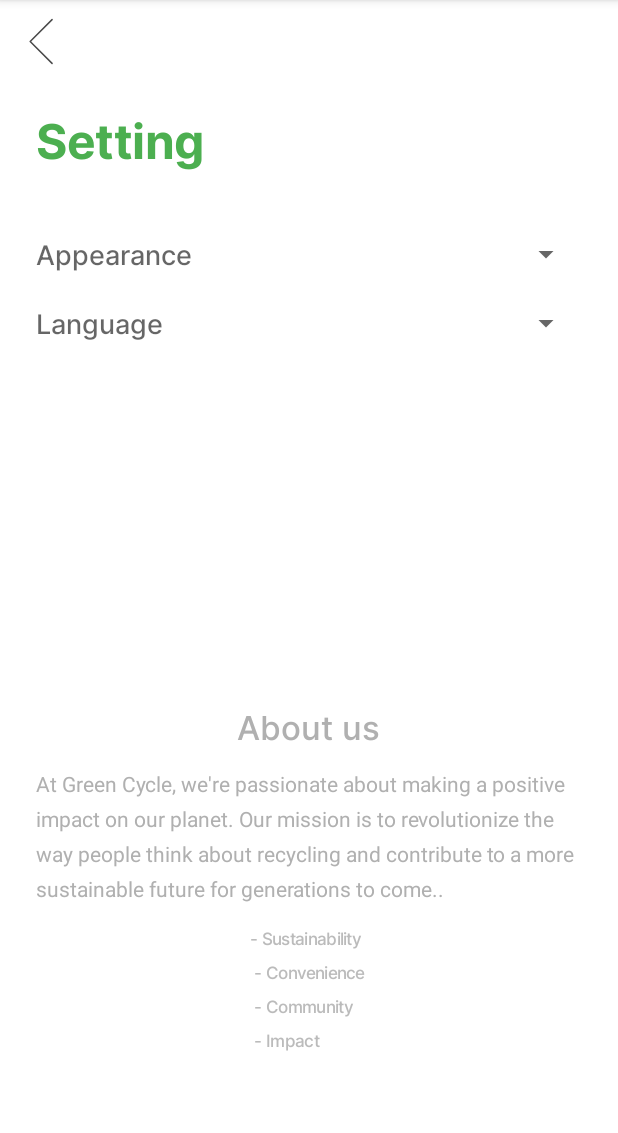
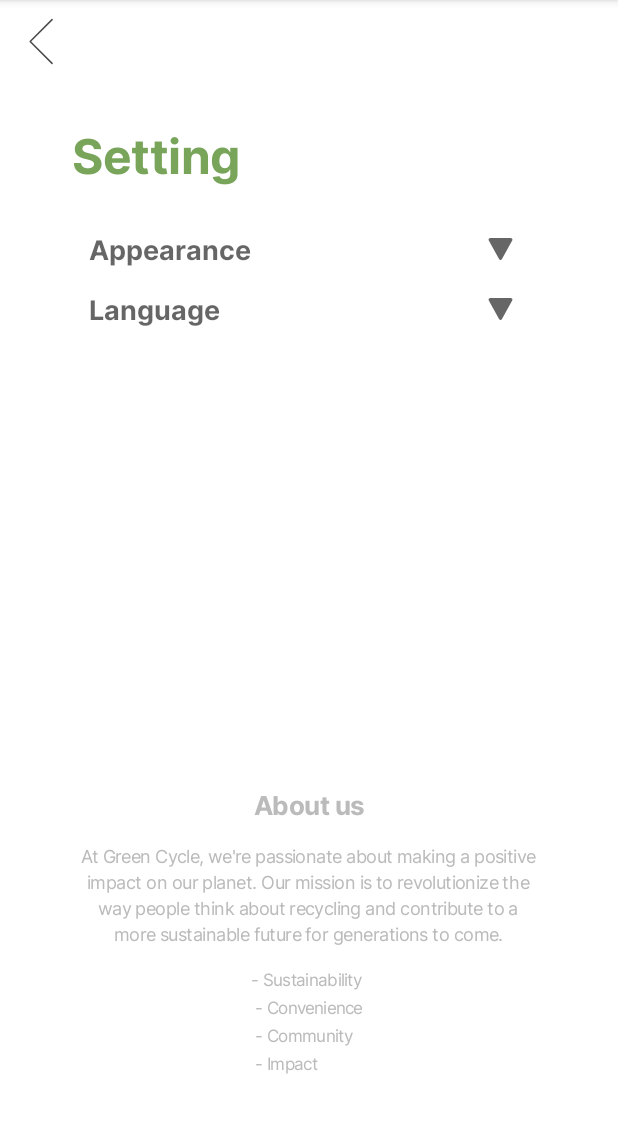
Before and after one commit to Etrella39/Recycling_App, an Android app: the SettingsActivity screen opened directly, with no data from a screen before it, on a phone screen of 412 x 824 dp, the part 84-1217 px from its top. Run offline under Robolectric (Android 15) with nearby library versions, the phone set to English and light mode, and no system bars.

Commit message:
Edit setting screen

```diff
--- a/app/build.gradle.kts
+++ b/app/build.gradle.kts
@@ -35,7 +35,7 @@ android {
         targetCompatibility = JavaVersion.VERSION_1_8
     }
     kotlinOptions {
-        jvmTarget = "1.8"
+        jvmTarget = "17"
     }
 
     buildFeatures {
--- a/app/src/main/java/com/example/recyclingapp/SetttigsActivity.kt
+++ b/app/src/main/java/com/example/recyclingapp/SetttigsActivity.kt
@@ -1,6 +1,7 @@
 package com.example.recyclingapp
 
 import android.os.Bundle
+import android.widget.Button
 import androidx.appcompat.app.AppCompatActivity
 import android.widget.Spinner
 
@@ -9,14 +10,22 @@ class SettingsActivity : AppCompatActivity() {
     private lateinit var screenModeSpinner: Spinner
     private lateinit var languageSpinner: Spinner
 
+    private lateinit var backButton: Button
+
     override fun onCreate(savedInstanceState: Bundle?) {
         super.onCreate(savedInstanceState)
         setContentView(R.layout.settings_screen)
 
 
-        screenModeSpinner = findViewById(R.id.my_spinner_screen_mode)
-        languageSpinner = findViewById(R.id.my_spinner_language)
+        backButton = findViewById(R.id.back_button)
 
+//        screenModeSpinner = findViewById(R.id.my_spinner_screen_mode)
+//        languageSpinner = findViewById(R.id.my_spinner_language)
+
+
+        backButton.setOnClickListener {
+            finish()
+        }
 
     }
 }
--- /dev/null
+++ b/app/src/main/res/drawable/setting_toggle_button.xml
@@ -0,0 +1,9 @@
+<vector xmlns:android="http://schemas.android.com/apk/res/android"
+    android:width="16dp"
+    android:height="13dp"
+    android:viewportWidth="16"
+    android:viewportHeight="13">
+  <path
+      android:pathData="M8.866,12.5C8.481,13.167 7.519,13.167 7.134,12.5L1.072,2C0.687,1.333 1.168,0.5 1.938,0.5L14.062,0.5C14.832,0.5 15.313,1.333 14.928,2L8.866,12.5Z"
+      android:fillColor="#666666"/>
+</vector>
--- a/app/src/main/res/layout/settings_screen.xml
+++ b/app/src/main/res/layout/settings_screen.xml
@@ -1,4 +1,5 @@
-<RelativeLayout xmlns:android="http://schemas.android.com/apk/res/android"
+<RelativeLayout
+    xmlns:android="http://schemas.android.com/apk/res/android"
     xmlns:tools="http://schemas.android.com/tools"
     android:layout_width="match_parent"
     android:layout_height="match_parent"
@@ -14,12 +15,10 @@
         android:layout_width="wrap_content"
         android:layout_height="wrap_content"
         android:text="@string/setting"
-        style="@style/setting_title"
-        android:textAppearance="@style/TextAppearance.AppCompat.Large"
+        android:textAppearance="@style/setting_title_style"
         android:fontFamily="@font/interbold"
-        android:textColor="#4CAF50"
-        android:layout_marginTop="70dp"
-        android:layout_marginStart="24dp" />
+        android:layout_marginTop="80dp"
+        android:layout_marginStart="48dp" />
 
     <!-- Settings Options Container -->
     <LinearLayout
@@ -28,108 +27,117 @@
         android:layout_height="wrap_content"
         android:layout_below="@id/settings_title"
         android:orientation="vertical"
-        android:paddingStart="24dp"
-        android:paddingEnd="24dp"
-        android:layout_marginTop="20dp">
+        android:layout_marginStart="48dp"
+        android:layout_marginEnd="48dp"
+        android:paddingStart="11dp"
+        android:paddingEnd="11dp"
+        >
 
         <!-- Screen Mode Option -->
-        <LinearLayout
+
+        <RelativeLayout
+            android:id="@+id/spinner_mode"
             android:layout_width="match_parent"
-            android:layout_height="wrap_content"
+            android:layout_height="40dp"
             android:orientation="horizontal"
             android:gravity="center_vertical"
-            android:layout_marginTop="20dp">
+            android:layout_marginTop="19dp"
+            >
 
             <TextView
                 android:layout_width="wrap_content"
                 android:layout_height="wrap_content"
                 android:text="@string/screen_mode"
-                android:fontFamily="@font/intermedium"
+                android:fontFamily="@font/interbold"
                 android:textAppearance="@style/TextAppearance.AppCompat.Medium"
-                android:layout_marginEnd="20dp" />
+                android:layout_alignParentStart="true"
+                />
 
-            <Spinner
-                android:id="@+id/my_spinner_screen_mode"
-                android:layout_width="0dp"
-                android:layout_height="wrap_content"
-                android:fontFamily="@font/intermedium"
-                android:clipToOutline="true"
-                android:layout_weight="1"
-                android:entries="@array/screen_mode_options"
-                android:spinnerMode="dropdown" />
-        </LinearLayout>
+            <ImageView
+                android:layout_width="18dp"
+                android:layout_height="15dp"
+                android:layout_alignParentEnd="true"
+                android:layout_marginTop="5dp"
+                android:layout_marginEnd="10dp"
+                android:background="@drawable/setting_toggle_button"
+                />
+        </RelativeLayout>
 
         <!-- Language Option -->
-        <LinearLayout
+        <RelativeLayout
+            android:id="@+id/spinner_language"
             android:layout_width="match_parent"
-            android:layout_height="wrap_content"
+            android:layout_height="40dp"
             android:orientation="horizontal"
             android:gravity="center_vertical"
-            android:layout_marginTop="20dp">
+            android:layout_marginBottom="19dp"
+            >
 
             <TextView
                 android:layout_width="wrap_content"
                 android:layout_height="wrap_content"
-                android:fontFamily="@font/intermedium"
+                android:fontFamily="@font/interbold"
                 android:text="@string/language"
                 android:textAppearance="@style/TextAppearance.AppCompat.Medium"
-                android:layout_marginEnd="20dp" />
+                android:layout_alignParentStart="true"
+                />
 
-            <Spinner
-                android:id="@+id/my_spinner_language"
-                android:layout_width="0dp"
-                android:layout_height="wrap_content"
-                android:clipToOutline="true"
-                android:fontFamily="@font/intermedium"
-                android:layout_weight="1"
-                android:entries="@array/language_options"
-                android:spinnerMode="dropdown" />
-        </LinearLayout>
+            <ImageView
+                android:layout_width="18dp"
+                android:layout_height="15dp"
+                android:layout_alignParentEnd="true"
+                android:layout_marginTop="5dp"
+                android:layout_marginEnd="10dp"
+                android:background="@drawable/setting_toggle_button"
+                />
+        </RelativeLayout>
     </LinearLayout>
 
     <!-- About Us Section -->
     <LinearLayout
         android:layout_width="match_parent"
         android:layout_height="wrap_content"
-        android:layout_below="@id/settings_options_container"
-        android:layout_marginTop="200dp"
         android:orientation="vertical"
-        android:paddingStart="24dp"
-        android:paddingEnd="24dp">
+        android:gravity="center_horizontal"
+        android:layout_alignParentBottom="true"
+        android:paddingBottom="48dp"
+        >
 
         <TextView
             android:id="@+id/about_us"
             android:layout_width="wrap_content"
             android:layout_height="wrap_content"
-            android:layout_gravity="center"
-            android:layout_marginTop="40dp"
-            android:fontFamily="@font/intermedium"
             android:text="@string/about_us"
-            android:textAppearance="@style/TextAppearance.AppCompat.Large"
-            android:textColor="#B0B0B0" />
+            android:textAppearance="@style/about_us"
+            android:lineSpacingExtra="1sp"
+            android:translationY="-0.71sp"
+            android:gravity="center_horizontal|top"
+            android:fontFamily="@font/interbold"
+            />
+
+        <TextView
+            android:layout_width="307dp"
+            android:layout_height="wrap_content"
+            android:text="@string/about_us_details"
+            android:textAppearance="@style/at_green_cy"
+            android:lineSpacingExtra="3sp"
+            android:translationY="-1.74sp"
+            android:layout_marginTop="14dp"
+            android:gravity="center_horizontal|top"
+            android:fontFamily="@font/interregular"
+            />
 
         <TextView
             android:layout_width="wrap_content"
             android:layout_height="wrap_content"
-            android:layout_marginTop="16dp"
-            android:lineSpacingExtra="7sp"
-            android:text="@string/about_us_details"
-            android:textAppearance="@style/TextAppearance.AppCompat.Small"
-            android:textColor="#B0B0B0"
-            android:translationY="-3.74sp" />
-
-        <TextView
-            android:id="@+id/sustainabil"
-            android:layout_width="wrap_content"
-            android:layout_height="wrap_content"
-            android:layout_gravity="center_horizontal"
-            android:layout_marginTop="16dp"
-            android:gravity="top"
-            android:lineSpacingExtra="9sp"
-            android:fontFamily="@font/intermedium"
             android:text="@string/sustainabil"
             android:textAppearance="@style/sustainabil"
-            android:translationY="-4.34sp" />
+            android:lineSpacingExtra="5sp"
+            android:translationY="-2.34sp"
+            android:gravity="top"
+            android:layout_marginTop="14dp"
+            android:fontFamily="@font/interregular"
+            />
 
     </LinearLayout>
 </RelativeLayout>
--- a/app/src/main/res/layout/top_bar_back.xml
+++ b/app/src/main/res/layout/top_bar_back.xml
@@ -10,7 +10,6 @@
         android:layout_width="55dp"
         android:layout_height="55dp"
         android:layout_alignParentStart="true"
-        android:contentDescription="back_button"
         android:background= "@drawable/top_button_back"
         />
 </RelativeLayout>
--- a/app/src/main/res/values/strings.xml
+++ b/app/src/main/res/values/strings.xml
@@ -94,9 +94,7 @@ Recycled in many ways!
         <string name="language">Language</string>
         <string name="about_us">About us</string>
         <string name="about_us_details">
-            At Green Cycle, we\'re passionate about making a positive impact on our planet.
-            Our mission is to revolutionize the way people think about recycling and
-            contribute to a more sustainable future for generations to come..</string>
+            At Green Cycle, we\'re passionate about making a positive impact on our planet. Our mission is to revolutionize the way people think about recycling and contribute to a more sustainable future for generations to come.</string>
         <string name="back">Back</string>
 
     <string name="sustainabil">
--- a/app/src/main/res/values/styles.xml
+++ b/app/src/main/res/values/styles.xml
@@ -187,7 +187,7 @@
 
     <!-- Settings Screen Styles -->
 
-    <style name="setting_title">
+    <style name="setting_title_style">
         <item name="android:textSize">32sp</item>
         <item name="android:letterSpacing">-0.01</item>
         <item name="android:textColor">#78A55A</item>
@@ -203,6 +203,12 @@
         <item name="android:textColor">#BBBBBB</item>
     </style>
 
+    <style name="about_us">
+        <item name="android:textSize">17sp</item>
+        <item name="android:letterSpacing">-0.02</item>
+        <item name="android:textColor">#BBBBBB</item>
+    </style>
+
     <!-- Database Screen -->
     <style name="title_db">
         <item name="android:textSize">24sp</item>
```
